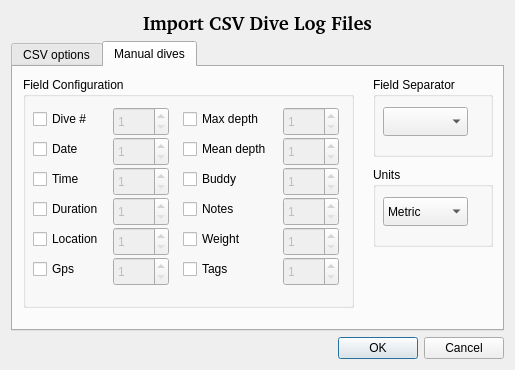
Old version of the form qt-ui/divelogimportdialog.ui in the repository subsurface/subsurface.
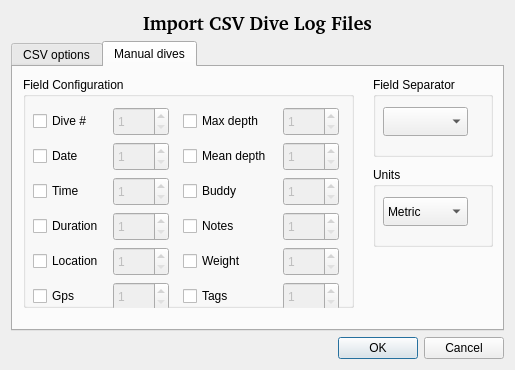
New version of the form. The open tabs and pages were chosen to show the change. Icons and pictures are not drawn.

Commit message:
Tune CVS import dialog
Increased vertical spacing between spinboxes and checkboxes for the manual
CVS import dialog

Fixes #448

Patch:
```diff
--- a/qt-ui/divelogimportdialog.ui
+++ b/qt-ui/divelogimportdialog.ui
@@ -293,7 +293,7 @@
         <property name="geometry">
          <rect>
           <x>10</x>
-          <y>30</y>
+          <y>32</y>
           <width>81</width>
           <height>24</height>
          </rect>
@@ -306,7 +306,7 @@
         <property name="geometry">
          <rect>
           <x>10</x>
-          <y>60</y>
+          <y>67</y>
           <width>71</width>
           <height>24</height>
          </rect>
@@ -319,7 +319,7 @@
         <property name="geometry">
          <rect>
           <x>10</x>
-          <y>90</y>
+          <y>102</y>
           <width>94</width>
           <height>24</height>
          </rect>
@@ -332,7 +332,7 @@
         <property name="geometry">
          <rect>
           <x>10</x>
-          <y>120</y>
+          <y>137</y>
           <width>94</width>
           <height>24</height>
          </rect>
@@ -345,7 +345,7 @@
         <property name="geometry">
          <rect>
           <x>160</x>
-          <y>180</y>
+          <y>207</y>
           <width>94</width>
           <height>24</height>
          </rect>
@@ -358,7 +358,7 @@
         <property name="geometry">
          <rect>
           <x>10</x>
-          <y>150</y>
+          <y>172</y>
           <width>94</width>
           <height>24</height>
          </rect>
@@ -371,7 +371,7 @@
         <property name="geometry">
          <rect>
           <x>10</x>
-          <y>180</y>
+          <y>207</y>
           <width>94</width>
           <height>24</height>
          </rect>
@@ -384,7 +384,7 @@
         <property name="geometry">
          <rect>
           <x>160</x>
-          <y>30</y>
+          <y>32</y>
           <width>94</width>
           <height>24</height>
          </rect>
@@ -397,7 +397,7 @@
         <property name="geometry">
          <rect>
           <x>160</x>
-          <y>60</y>
+          <y>67</y>
           <width>94</width>
           <height>24</height>
          </rect>
@@ -410,7 +410,7 @@
         <property name="geometry">
          <rect>
           <x>160</x>
-          <y>90</y>
+          <y>102</y>
           <width>94</width>
           <height>24</height>
          </rect>
@@ -423,7 +423,7 @@
         <property name="geometry">
          <rect>
           <x>160</x>
-          <y>120</y>
+          <y>137</y>
           <width>94</width>
           <height>24</height>
          </rect>
@@ -436,7 +436,7 @@
         <property name="geometry">
          <rect>
           <x>160</x>
-          <y>150</y>
+          <y>172</y>
           <width>94</width>
           <height>24</height>
          </rect>
@@ -468,7 +468,7 @@
         <property name="geometry">
          <rect>
           <x>90</x>
-          <y>60</y>
+          <y>65</y>
           <width>56</width>
           <height>29</height>
          </rect>
@@ -484,7 +484,7 @@
         <property name="geometry">
          <rect>
           <x>90</x>
-          <y>90</y>
+          <y>100</y>
           <width>56</width>
           <height>29</height>
          </rect>
@@ -500,7 +500,7 @@
         <property name="geometry">
          <rect>
           <x>90</x>
-          <y>120</y>
+          <y>135</y>
           <width>56</width>
           <height>29</height>
          </rect>
@@ -516,7 +516,7 @@
         <property name="geometry">
          <rect>
           <x>90</x>
-          <y>150</y>
+          <y>170</y>
           <width>56</width>
           <height>29</height>
          </rect>
@@ -532,7 +532,7 @@
         <property name="geometry">
          <rect>
           <x>90</x>
-          <y>180</y>
+          <y>205</y>
           <width>56</width>
           <height>29</height>
          </rect>
@@ -564,7 +564,7 @@
         <property name="geometry">
          <rect>
           <x>260</x>
-          <y>90</y>
+          <y>100</y>
           <width>56</width>
           <height>29</height>
          </rect>
@@ -580,7 +580,7 @@
         <property name="geometry">
          <rect>
           <x>260</x>
-          <y>150</y>
+          <y>170</y>
           <width>56</width>
           <height>29</height>
          </rect>
@@ -596,7 +596,7 @@
         <property name="geometry">
          <rect>
           <x>260</x>
-          <y>180</y>
+          <y>205</y>
           <width>56</width>
           <height>29</height>
          </rect>
@@ -612,7 +612,7 @@
         <property name="geometry">
          <rect>
           <x>260</x>
-          <y>120</y>
+          <y>135</y>
           <width>56</width>
           <height>29</height>
          </rect>
@@ -628,7 +628,7 @@
         <property name="geometry">
          <rect>
           <x>260</x>
-          <y>60</y>
+          <y>65</y>
           <width>56</width>
           <height>29</height>
          </rect>
```
